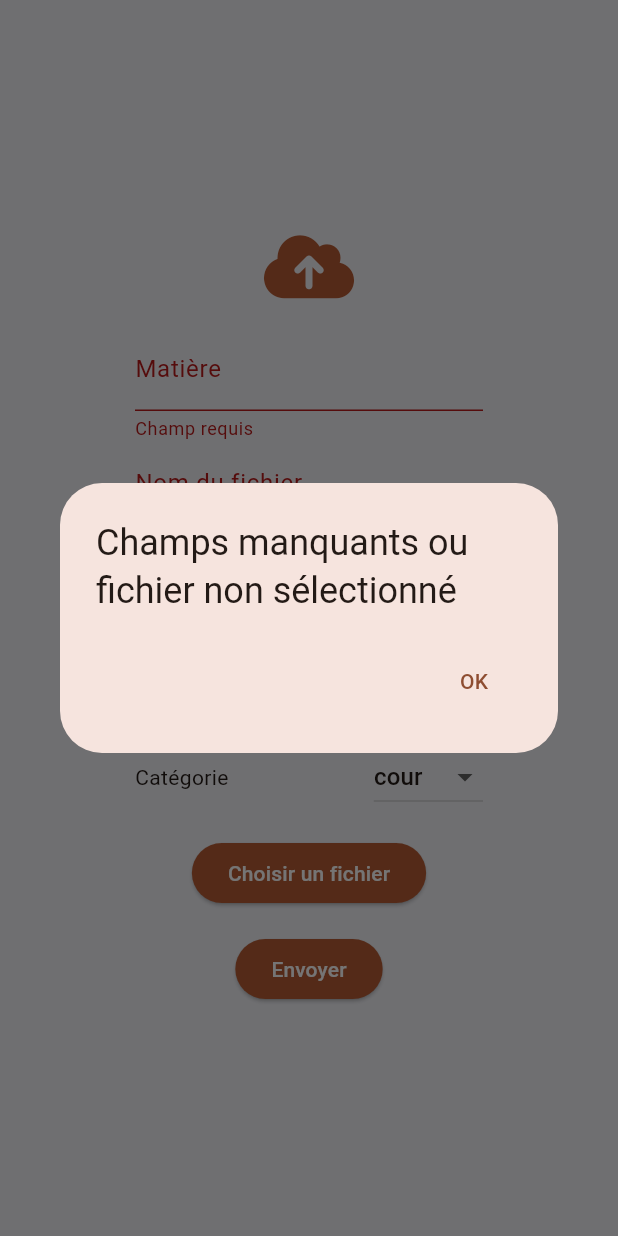
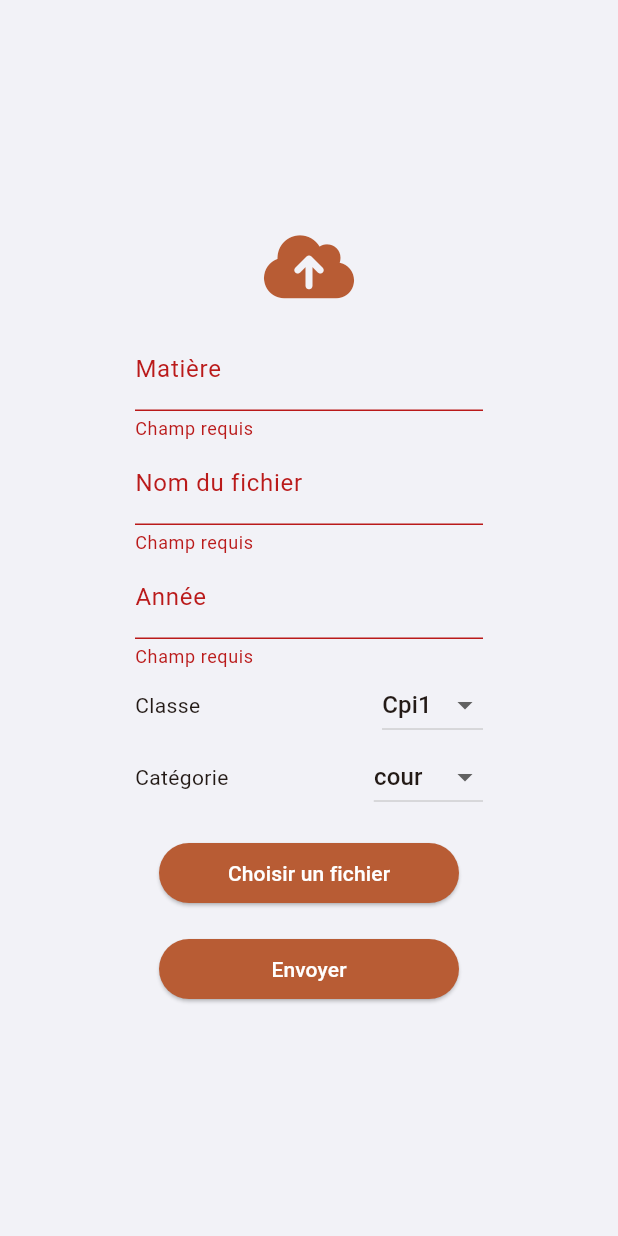
Before and after one commit to fallyoro/ipsl_docs, a Flutter app: the UploadDialog widget shown alone on an empty page, opened directly, after a tap on "Envoyer", on a phone screen of 412 x 824 dp. Run offline on Flutter 3.47's test engine with Material 3 defaults, Android fonts, the phone set to English and light mode, and no system bars; our stand-ins replace dio, file_picker, flutter_secure_storage, flutter_spinkit, flutter_svg, font_awesome_flutter and 7 more; missing offline and left inert: jwt_decode, pdfrx, sqlite3; accounts and stored records are empty.

Commit message:
Normal commit

```diff
--- a/front/mobile/ipsl_docs/lib/core/constant.dart
+++ b/front/mobile/ipsl_docs/lib/core/constant.dart
@@ -67,6 +67,6 @@ class AppColors {
   static const Color darkSystemGray6 = Color.fromARGB(255, 28, 28, 30);
 }
 
-final String host = "209.74.71.221";
-// final String host = "10.151.102.108";
+// final String host = "209.74.71.221";
+final String host = "10.227.249.213";
 final int port = 8000;
--- a/front/mobile/ipsl_docs/lib/main.dart
+++ b/front/mobile/ipsl_docs/lib/main.dart
@@ -21,7 +21,7 @@ Future<void> main() async {
   }
   ThemeController.loadTheme();
 
-  // await StorageService.setBool("isLoged", false); //xdcdcdcdcd
+
 
   final dir = await getApplicationDocumentsDirectory();
 
--- a/front/mobile/ipsl_docs/lib/views/categorie_page.dart
+++ b/front/mobile/ipsl_docs/lib/views/categorie_page.dart
@@ -3,7 +3,6 @@ import 'package:get_it/get_it.dart';
 import 'package:ipsl_docs/core/notifiers.dart';
 import 'package:ipsl_docs/models/document.dart';
 import 'package:ipsl_docs/view_models/document.dart';
-import 'package:ipsl_docs/views/home/home.dart';
 import 'package:ipsl_docs/views/home/widget/card_folder.dart';
 import 'package:ipsl_docs/views/widgets/documents_list_view.dart';
 import 'package:ipsl_docs/views/widgets/folder_home.dart';
--- a/front/mobile/ipsl_docs/lib/views/home/home.dart
+++ b/front/mobile/ipsl_docs/lib/views/home/home.dart
@@ -1,23 +1,15 @@
+import 'package:get_it/get_it.dart';
 import 'package:flutter/material.dart';
-import 'package:get_it/get_it.dart';
+import 'package:ipsl_docs/core/utils.dart';
+import 'package:ipsl_docs/core/notifiers.dart';
+import 'package:ipsl_docs/models/document.dart';
 import 'package:ipsl_docs/core/Responsive.dart';
-import 'package:ipsl_docs/core/constant.dart';
-import 'package:ipsl_docs/core/notifiers.dart';
-import 'package:ipsl_docs/core/utils.dart';
+import 'package:ipsl_docs/view_models/user.dart';
 import 'package:ipsl_docs/database/database.dart';
-import 'package:ipsl_docs/models/document.dart';
 import 'package:ipsl_docs/view_models/document.dart';
-import 'package:ipsl_docs/view_models/user.dart';
+import 'package:ipsl_docs/views/year_folder_page.dart';
+import 'package:ipsl_docs/views/home/widget/search.dart';
 import 'package:ipsl_docs/views/home/widget/card_folder.dart';
-import 'package:ipsl_docs/views/home/widget/search.dart';
-import 'package:ipsl_docs/views/widgets/folder_home.dart';
-import 'package:ipsl_docs/views/year_folder_page.dart';
-import 'package:ipsl_docs/views/widgets/documents_list_view.dart';
-import 'package:ipsl_docs/widget_tree.dart';
-import 'package:open_file/open_file.dart';
-import 'package:page_transition/page_transition.dart';
-
-// final documentViewModel = GetIt.I<DocumentViewModel>();
 
 class Home extends StatefulWidget {
   const Home({super.key});
@@ -59,9 +51,6 @@ class _HomeState extends State<Home> {
         documentViewModel.loadDocuments();
       }
     } catch (e) {
-      /*    setState(() {
-        errorMessage = 'Erreur lors du chargement : $e';
-      });*/
       errorMessage = 'Erreur lors du chargement : $e';
     }
   }
--- a/front/mobile/ipsl_docs/lib/views/subject_page.dart
+++ b/front/mobile/ipsl_docs/lib/views/subject_page.dart
@@ -1,12 +1,9 @@
-
-
 import 'package:flutter/material.dart';
 import 'package:get_it/get_it.dart';
 import 'package:ipsl_docs/core/notifiers.dart';
 import 'package:ipsl_docs/models/document.dart';
 import 'package:ipsl_docs/view_models/document.dart';
 import 'package:ipsl_docs/views/categorie_page.dart';
-import 'package:ipsl_docs/views/home/home.dart';
 import 'package:ipsl_docs/views/home/widget/card_folder.dart';
 import 'package:ipsl_docs/views/widgets/folder_home.dart';
 import 'package:ipsl_docs/widget_tree.dart';
--- a/front/mobile/ipsl_docs/lib/views/year_folder_page.dart
+++ b/front/mobile/ipsl_docs/lib/views/year_folder_page.dart
@@ -3,7 +3,6 @@ import 'package:get_it/get_it.dart';
 import 'package:ipsl_docs/core/notifiers.dart';
 import 'package:ipsl_docs/models/document.dart';
 import 'package:ipsl_docs/view_models/document.dart';
-import 'package:ipsl_docs/views/home/home.dart';
 import 'package:ipsl_docs/views/home/widget/card_folder.dart';
 import 'package:ipsl_docs/views/subject_page.dart';
 import 'package:ipsl_docs/views/widgets/folder_home.dart';
--- a/front/mobile/ipsl_docs/lib/widget_tree.dart
+++ b/front/mobile/ipsl_docs/lib/widget_tree.dart
@@ -379,11 +379,8 @@ class _UploadDialogState extends State<UploadDialog> {
     ).showSnackBar(SnackBar(content: Text('Fichier envoyé')));
   }
 
-  void _showAlert(String title, BuildContext context) {
-    showDialog(
-      context: context,
-      builder:
-          (_) => AlertDialog(
+  AlertDialog _showAlert(String title, BuildContext context) {
+ return  AlertDialog(
             title: Text(title),
             actions: [
               TextButton(
@@ -391,8 +388,8 @@ class _UploadDialogState extends State<UploadDialog> {
                 child: const Text('OK'),
               ),
             ],
-          ),
-    );
+          );
+
   }
 
   final _formKeySubmit = GlobalKey<FormState>();
@@ -400,13 +397,9 @@ class _UploadDialogState extends State<UploadDialog> {
   @override
   Widget build(BuildContext context) {
     final isDark = ThemeController.isDarkModeNotifier.value;
-    final width = MediaQuery.of(context).size.width;
-    final inset = Responsive.isDesktop(context) ? width * 0.3 : width * 0.22;
 
     return AlertDialog(
-      // shape: RoundedRectangleBorder(side: BorderSide(width: 700)),
 
-      // contentPadding: EdgeInsets.symmetric(vertical: 40, horizontal: 50),
       backgroundColor:
           isDark
               ? AppColors.darkSecondarySystemBackground
@@ -424,7 +417,7 @@ class _UploadDialogState extends State<UploadDialog> {
               key: _formKeySubmit,
               child: Column(
                 children: [
-                  // Autocomplete + Subject
+
                   Autocomplete<String>(
                     optionsBuilder: (TextEditingValue textEditingValue) {
                       final input = textEditingValue.text;
@@ -460,7 +453,7 @@ class _UploadDialogState extends State<UploadDialog> {
                     },
                   ),
 
-                  // Nom du fichier
+                  // Name of the file
                   TextFormField(
                     controller: filenameController,
                     decoration: const InputDecoration(
@@ -473,7 +466,7 @@ class _UploadDialogState extends State<UploadDialog> {
                                 : null,
                   ),
 
-                  // Année
+                  // Year
                   TextFormField(
                     controller: yearController,
                     decoration: const InputDecoration(labelText: 'Année'),
@@ -505,7 +498,7 @@ class _UploadDialogState extends State<UploadDialog> {
                     ],
                   ),
 
-                  // Catégorie
+                  // Catégory
                   Row(
                     children: [
                       const Text("Catégorie"),
@@ -527,10 +520,12 @@ class _UploadDialogState extends State<UploadDialog> {
                   ),
 
                   const SizedBox(height: 16),
+
+                  // Button for choose file
                   ElevatedButton(
                     style: ElevatedButton.styleFrom(
                       backgroundColor: AppColors.primaryColor,
-                      // minimumSize: const Size(200, 40),
+                      minimumSize: Size(200, 40),
                     ),
                     onPressed: _pickFile,
                     child: const Text(
@@ -540,21 +535,17 @@ class _UploadDialogState extends State<UploadDialog> {
                   ),
                   const SizedBox(height: 16),
 
-                  // Bouton Envoyer
+                  // Button for send
                   ElevatedButton(
                     style: ElevatedButton.styleFrom(
                       backgroundColor: AppColors.primaryColor,
+                      minimumSize: Size(200, 40),
                     ),
                     onPressed: () {
                       FocusScope.of(context).unfocus();
                       if (_formKeySubmit.currentState!.validate() &&
                           pickedFile != null) {
                         _submit(context);
-                      } else {
-                        _showAlert(
-                          "Champs manquants ou fichier non sélectionné",
-                          context,
-                        );
                       }
                     },
                     child: const Text(
```
